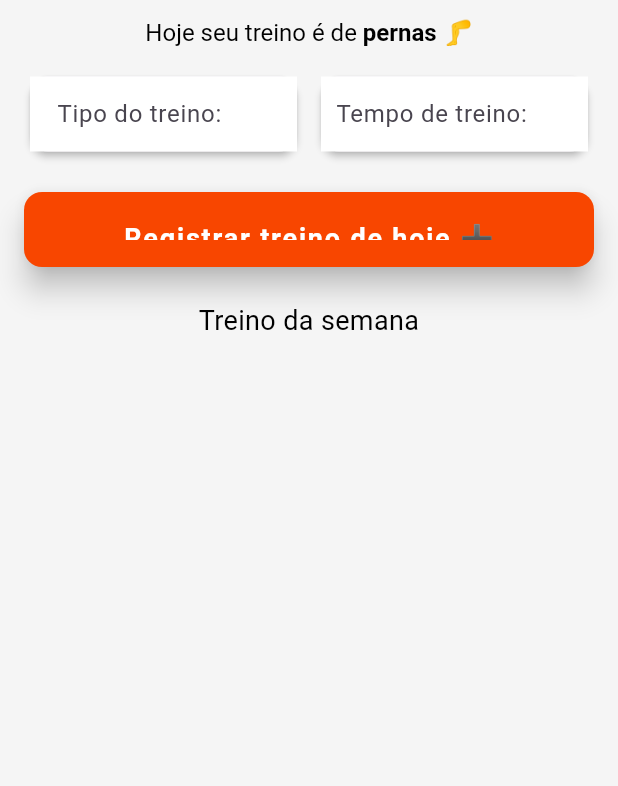
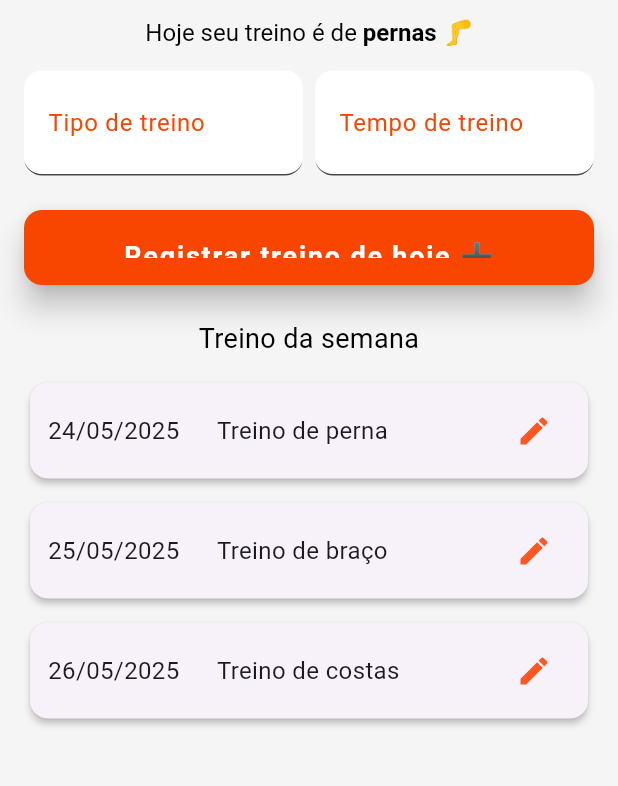
Before and after one commit to giovanaoliveira-14/BCC-Sistemas-Moveis, a Flutter app: the WorkoutPage screen opened by its route, on a phone screen of 412 x 824 dp, the part 303-1089 px from its top. Run offline on Flutter 3.47's test engine with Material 3 defaults, Android fonts, the phone set to English and light mode, and no system bars; our stand-ins replace awesome_dialog.

Commit message:
página de treino

```diff
--- a/app_academia/lib/features/workout/workout_page.dart
+++ b/app_academia/lib/features/workout/workout_page.dart
@@ -9,7 +9,7 @@ class WorkoutPage extends StatelessWidget {
     return Scaffold(
       backgroundColor: const Color(0xFFF5F5F5),
       appBar: AppBar(
-        backgroundColor: Colors.transparent, // Barra de app transparente
+        backgroundColor: Colors.transparent,
         elevation: 0,
         actions: [BotaoDuvida()], // Sem sombra na AppBar
       ),
@@ -32,7 +32,6 @@ class WorkoutPage extends StatelessWidget {
               fit: BoxFit.cover,
             ),
             const SizedBox(height: 12),
-
             RichText(
               textAlign: TextAlign.center,
               text: const TextSpan(
@@ -47,71 +46,54 @@ class WorkoutPage extends StatelessWidget {
                 ],
               ),
             ),
-
             const SizedBox(height: 16),
             Row(
-              mainAxisAlignment: MainAxisAlignment.spaceBetween,
               children: [
-                // Primeiro Card com Expanded
                 Expanded(
-                  child: Card(
-                    elevation: 2,
-                    shape: RoundedRectangleBorder(
-                      borderRadius: BorderRadius.circular(12),
-                    ),
-                    child: Container(
-                      height: 50,
-                      color: Colors.white,
-                      padding: const EdgeInsets.symmetric(horizontal: 8),
-                      child: const Center(
-                        child: TextField(
-                          decoration: InputDecoration(
-                            hintText: 'Tipo do treino:',
-                            border: InputBorder.none,
-                            isDense: true,
-                            contentPadding: EdgeInsets.all(10),
-                          ),
-                        ),
+                   child: TextField(
+                    decoration: InputDecoration(
+                      labelText: 'Tipo de treino',
+                      labelStyle: const TextStyle(color: Color(0xFFF84600)),
+                      hintText: 'Digite o tipo do treino',
+                      filled: true,
+                      fillColor: Colors.white,
+                      border: UnderlineInputBorder(
+                        borderRadius: BorderRadius.circular(12),
+                        // Bordas arredondadas
                       ),
+                      contentPadding: const EdgeInsets.symmetric(
+                        vertical: 15,
+                        horizontal: 12,
+                      ), // Padding interno
                     ),
                   ),
                 ),
-
-                // Espaço entre os Cards
                 const SizedBox(width: 8),
-
-                // Segundo Card com Expanded
                 Expanded(
-                  child: Card(
-                    elevation: 2,
-                    shape: RoundedRectangleBorder(
-                      borderRadius: BorderRadius.circular(12),
+                  child: TextField(
+                    decoration: InputDecoration(
+                      labelText: 'Tempo de treino',
+                      labelStyle: const TextStyle(color: Color(0xFFF84600)),
+                      hintText: 'Digite o tempo de treino',
+                      filled: true,
+                      fillColor: Colors.white,
+                      border: UnderlineInputBorder(
+                        borderRadius: BorderRadius.circular(12),
+                        // Bordas arredondadas
+                      ),
+                      contentPadding: const EdgeInsets.symmetric(
+                        vertical: 15,
+                        horizontal: 12,
+                      ), // Padding interno
                     ),
-                    child: Container(
-                      height: 50,
-                      color: Colors.white,
-                      child: const Center(
-                        child: TextField(
-                          decoration: InputDecoration(
-                            hintText: 'Tempo de treino:',
-                            border: InputBorder.none,
-                            isDense: true,
-                            contentPadding: EdgeInsets.all(10),
-                          ),
-                          style: TextStyle(color: Colors.black),
-                        ),
-                      ),
-                    ),
-                  ),
+                  )
                 ),
               ],
             ),
 
             const SizedBox(height: 23),
-
             SizedBox(
-              width: double.infinity, // Preenche toda a largura
-
+              width: double.infinity,
               height: 50,
               child: ElevatedButton(
                 onPressed: () {
@@ -121,34 +103,71 @@ class WorkoutPage extends StatelessWidget {
                 },
                 style: ElevatedButton.styleFrom(
                   foregroundColor: Colors.white,
-                  backgroundColor: Color(0xFFF84600),
+                  backgroundColor: const Color(0xFFF84600),
                   padding: const EdgeInsets.symmetric(
                     vertical: 18,
                     horizontal: 40,
                   ),
                   shape: RoundedRectangleBorder(
-                    borderRadius: BorderRadius.circular(
-                      12,
-                    ), // Bordas mais arredondadas
+                    borderRadius: BorderRadius.circular(12),
                   ),
                   elevation: 8,
                 ),
                 child: const Text(
                   'Registrar treino de hoje ➕',
                   style: TextStyle(
-                    fontSize: 18, // Aumentando o tamanho do texto
-                    fontWeight: FontWeight.w600, // Peso do texto
-                    letterSpacing: 1.2, // Espaçamento entre letras
+                    fontSize: 18,
+                    fontWeight: FontWeight.w600,
+                    letterSpacing: 1.2,
                   ),
                 ),
               ),
             ),
             const SizedBox(height: 23),
-
             const Text(
               'Treino da semana',
               style: TextStyle(fontSize: 18, color: Colors.black),
               textAlign: TextAlign.center,
+            ),
+            const SizedBox(height: 12),
+            buildWorkoutCard(context, '24/05/2025', 'Treino de perna'),
+            const SizedBox(height: 8),
+            buildWorkoutCard(context, '25/05/2025', 'Treino de braço'),
+            const SizedBox(height: 8),
+            buildWorkoutCard(context, '26/05/2025', 'Treino de costas'),
+          ],
+        ),
+      ),
+    );
+  }
+
+  static Widget buildWorkoutCard(
+    BuildContext context,
+    String date,
+    String workout,
+  ) {
+    return Card(
+      shape: RoundedRectangleBorder(borderRadius: BorderRadius.circular(12)),
+      elevation: 2,
+      child: Padding(
+        padding: const EdgeInsets.symmetric(horizontal: 12, vertical: 8),
+        child: Row(
+          children: [
+            Expanded(
+              flex: 3,
+              child: Text(date, style: const TextStyle(fontSize: 16)),
+            ),
+            Expanded(
+              flex: 5,
+              child: Text(workout, style: const TextStyle(fontSize: 16)),
+            ),
+            IconButton(
+              icon: const Icon(Icons.edit, color: Colors.deepOrange),
+              onPressed: () {
+                ScaffoldMessenger.of(context).showSnackBar(
+                  SnackBar(content: Text('Editar treino: $workout')),
+                );
+              },
             ),
           ],
         ),
```
